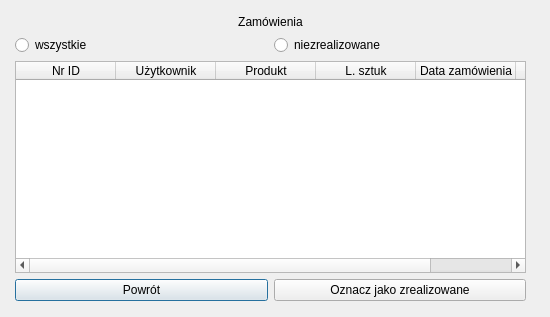
This is Sklep/zamowienia_pracownik.ui in AdriannaUrbanska/MusicStore as Qt 5 draws it before an edit. The edited form follows.
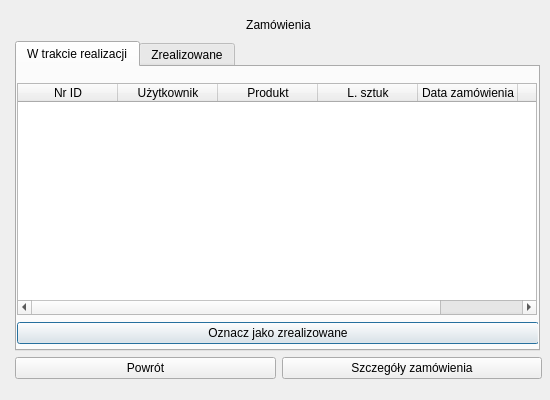
This is the edited form. The open tabs and pages were chosen to show the change.

Patch:
```diff
--- a/Sklep/zamowienia_pracownik.ui
+++ b/Sklep/zamowienia_pracownik.ui
@@ -7,7 +7,7 @@
     <x>0</x>
     <y>0</y>
     <width>550</width>
-    <height>317</height>
+    <height>400</height>
    </rect>
   </property>
   <property name="sizePolicy">
@@ -19,28 +19,28 @@
   <property name="minimumSize">
    <size>
     <width>550</width>
-    <height>317</height>
+    <height>400</height>
    </size>
   </property>
   <property name="maximumSize">
    <size>
     <width>550</width>
-    <height>317</height>
+    <height>400</height>
    </size>
   </property>
   <property name="windowTitle">
    <string>Dialog</string>
   </property>
-  <widget class="QWidget" name="layoutWidget">
+  <widget class="QWidget" name="">
    <property name="geometry">
     <rect>
      <x>15</x>
      <y>15</y>
-     <width>511</width>
-     <height>286</height>
+     <width>527</width>
+     <height>364</height>
     </rect>
    </property>
-   <layout class="QVBoxLayout" name="verticalLayout">
+   <layout class="QVBoxLayout" name="verticalLayout_2">
     <item>
      <widget class="QLabel" name="label">
       <property name="text">
@@ -52,25 +52,117 @@
      </widget>
     </item>
     <item>
-     <layout class="QHBoxLayout" name="horizontalLayout_2">
+     <widget class="QTabWidget" name="tab">
+      <property name="minimumSize">
+       <size>
+        <width>525</width>
+        <height>310</height>
+       </size>
+      </property>
+      <property name="maximumSize">
+       <size>
+        <width>525</width>
+        <height>310</height>
+       </size>
+      </property>
+      <property name="currentIndex">
+       <number>1</number>
+      </property>
+      <widget class="QWidget" name="wtrakcie">
+       <attribute name="title">
+        <string>W trakcie realizacji</string>
+       </attribute>
+       <widget class="QWidget" name="">
+        <property name="geometry">
+         <rect>
+          <x>0</x>
+          <y>15</y>
+          <width>522</width>
+          <height>263</height>
+         </rect>
+        </property>
+        <layout class="QVBoxLayout" name="verticalLayout">
       <item>
-       <widget class="QRadioButton" name="wszystkie">
+          <widget class="QTableWidget" name="tab_w_trakcie">
+           <property name="minimumSize">
+            <size>
+             <width>520</width>
+             <height>232</height>
+            </size>
+           </property>
+           <property name="maximumSize">
+            <size>
+             <width>520</width>
+             <height>232</height>
+            </size>
+           </property>
+           <column>
         <property name="text">
-         <string>wszystkie</string>
-        </property>
+             <string>Nr ID</string>
+            </property>
+           </column>
+           <column>
+            <property name="text">
+             <string>Użytkownik</string>
+            </property>
+           </column>
+           <column>
+            <property name="text">
+             <string>Produkt</string>
+            </property>
+           </column>
+           <column>
+            <property name="text">
+             <string>L. sztuk</string>
+            </property>
+           </column>
+           <column>
+            <property name="text">
+             <string>Data zamówienia</string>
+            </property>
+           </column>
+           <column>
+            <property name="text">
+             <string>Status</string>
+            </property>
+           </column>
        </widget>
       </item>
       <item>
-       <widget class="QRadioButton" name="niezrealizowane">
+          <widget class="QPushButton" name="oznacz">
         <property name="text">
-         <string>niezrealizowane</string>
+            <string>Oznacz jako zrealizowane</string>
         </property>
        </widget>
       </item>
      </layout>
-    </item>
-    <item>
-     <widget class="QTableWidget" name="tableWidget">
+       </widget>
+      </widget>
+      <widget class="QWidget" name="zrealizowane">
+       <attribute name="title">
+        <string>Zrealizowane</string>
+       </attribute>
+       <widget class="QTableWidget" name="tab_zrealizowane">
+        <property name="geometry">
+         <rect>
+          <x>5</x>
+          <y>5</y>
+          <width>520</width>
+          <height>260</height>
+         </rect>
+        </property>
+        <property name="minimumSize">
+         <size>
+          <width>520</width>
+          <height>260</height>
+         </size>
+        </property>
+        <property name="maximumSize">
+         <size>
+          <width>520</width>
+          <height>260</height>
+         </size>
+        </property>
       <column>
        <property name="text">
         <string>Nr ID</string>
@@ -101,6 +193,8 @@
         <string>Status</string>
        </property>
       </column>
+       </widget>
+      </widget>
      </widget>
     </item>
     <item>
@@ -121,7 +215,7 @@
          </sizepolicy>
         </property>
         <property name="text">
-         <string>Oznacz jako zrealizowane</string>
+         <string>Szczegóły zamówienia</string>
         </property>
        </widget>
       </item>
```
Left out of the diff: 5 changed lines with no effect on the pictures. Lines whose indentation alone changed are shown as unchanged.
